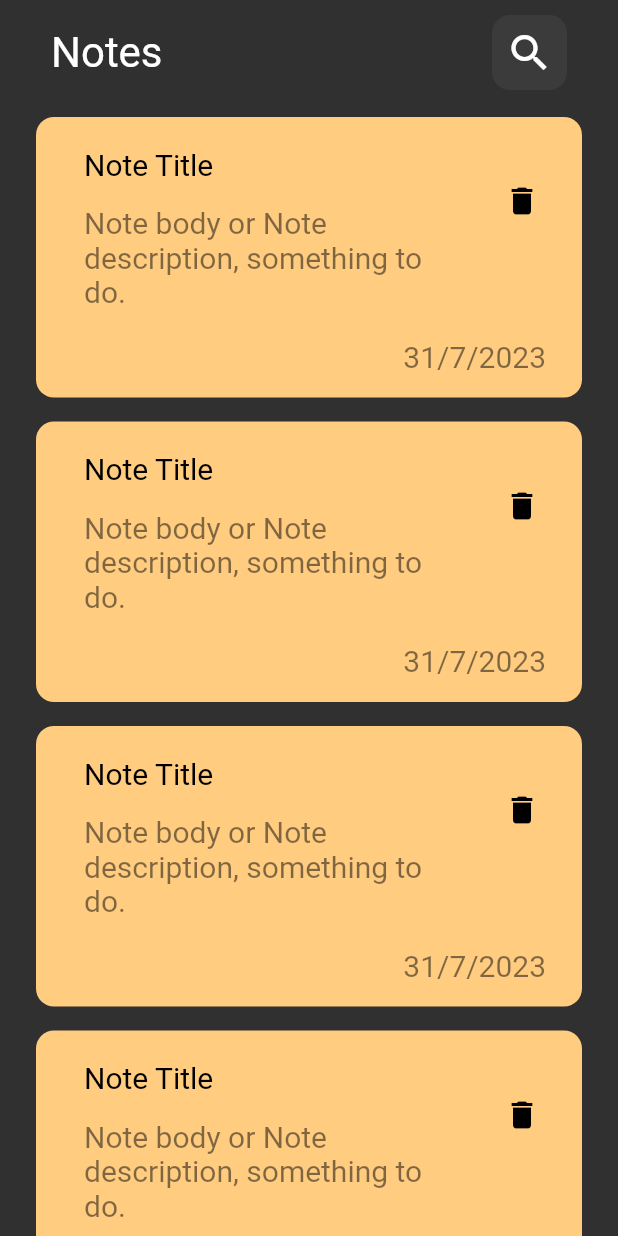
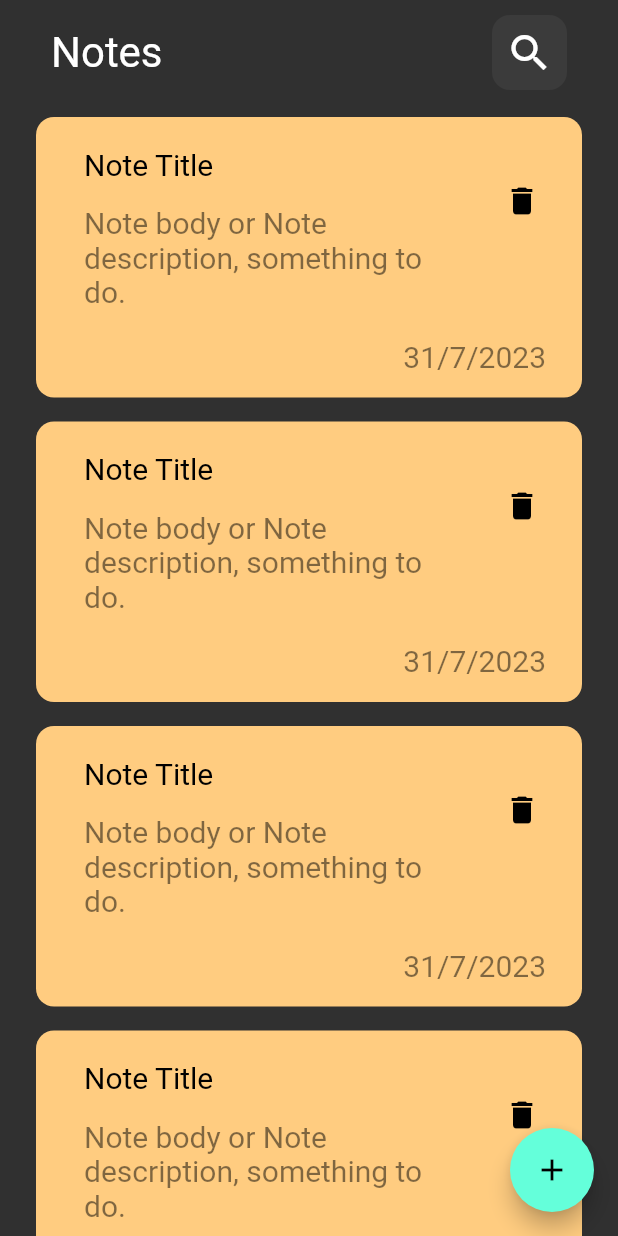
Before and after one commit to MahMoh22/to_do_App, a Flutter app: the screen it shows after launch, on a phone screen of 412 x 824 dp. Run offline on Flutter 3.47's test engine with Material 2 defaults, Android fonts, the phone set to English and light mode, and no system bars.

Commit message:
create floatingActionButton

```diff
--- a/lib/views/notes_view.dart
+++ b/lib/views/notes_view.dart
@@ -6,8 +6,9 @@ class NotesView extends StatelessWidget {
 
   @override
   Widget build(BuildContext context) {
-    return const Scaffold(
-      body: NotesViewBody(),
+    return  Scaffold(
+      floatingActionButton: FloatingActionButton(onPressed: (){},child: Icon(Icons.add),),
+      body: const NotesViewBody(),
     );
   }
 }
```
